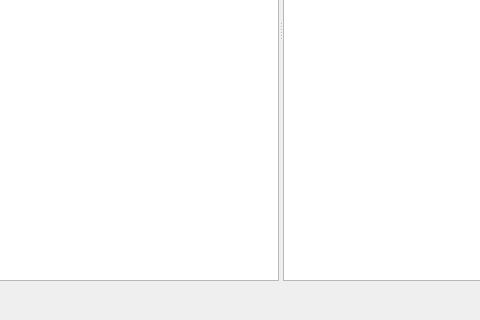
This is formnorm.ui in Sergeyego/wire_pr as Qt 5 draws it before an edit; both pictures show x 200 to 680 and y 289 to 609 of the 961 by 609 pixel window. The edited form follows.
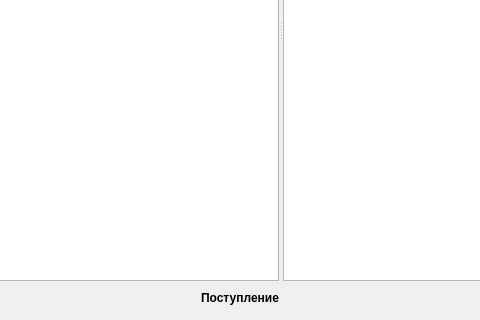
This is the edited form. Custom widgets are drawn as their Qt base class.

```diff
--- a/formnorm.ui
+++ b/formnorm.ui
@@ -79,7 +79,7 @@
      <property name="orientation">
       <enum>Qt::Horizontal</enum>
      </property>
-     <widget class="QWidget" name="">
+     <widget class="QWidget" name="layoutWidget">
       <layout class="QVBoxLayout" name="verticalLayout_2">
        <item>
         <widget class="TableView" name="tableViewProd">
@@ -116,11 +116,24 @@
            </property>
           </spacer>
          </item>
+         <item>
+          <widget class="QLabel" name="labelSum">
+           <property name="font">
+            <font>
+             <weight>75</weight>
+             <bold>true</bold>
+            </font>
+           </property>
+           <property name="text">
+            <string>Поступление</string>
+           </property>
+          </widget>
+         </item>
         </layout>
        </item>
       </layout>
      </widget>
-     <widget class="QWidget" name="">
+     <widget class="QWidget" name="layoutWidget">
       <layout class="QVBoxLayout" name="verticalLayout">
        <item>
         <widget class="QLabel" name="label_3">
```
